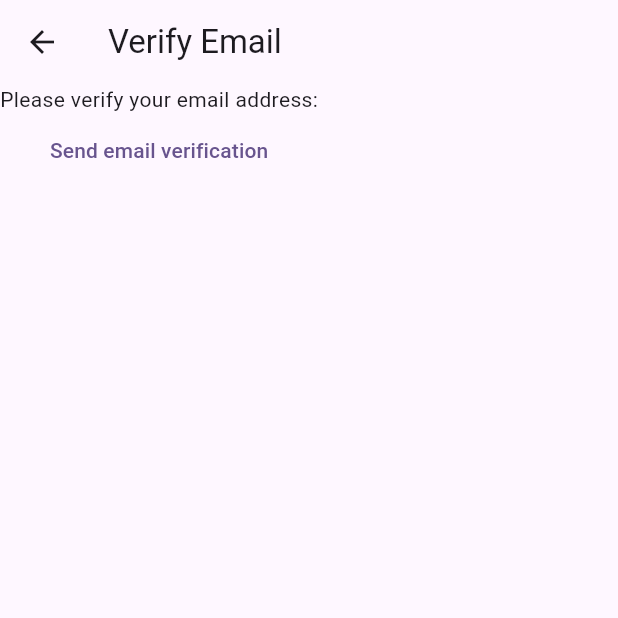
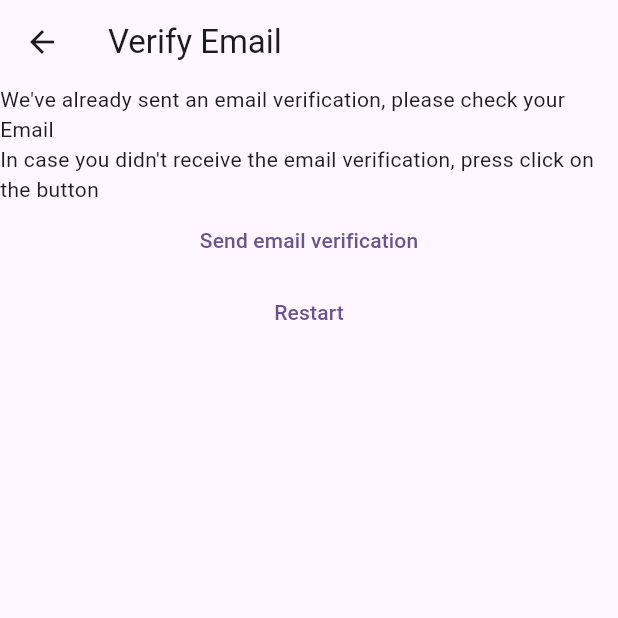
Before and after one commit to ssalma2002/MyNotes, a Flutter app: the VerifyEmail screen opened directly, on a phone screen of 412 x 824 dp, the top half of it. Run offline on Flutter 3.47's test engine with Material 2 defaults, Android fonts, the phone set to English and light mode, and no system bars; our stand-ins replace firebase_auth, firebase_core; accounts and stored records are empty.

Commit message:
Error handling in register view + Next screen after registration

```diff
--- a/lib/constants/routes.dart
+++ b/lib/constants/routes.dart
@@ -1,3 +1,4 @@
 const loginRoute ='/login/';
 const registerRoute ='/register/';
 const notesRoute ='/notes/';
+const emailVerifyRoute ='/email-verify/';
--- a/lib/main.dart
+++ b/lib/main.dart
@@ -22,6 +22,7 @@ void main() {
       '/login/':(context)=> const LoginView(),
       '/register/':(context)=> const RegisterView(),
       '/notes/':(context)=> const NotesView(),
+      '/email-verify/':(context)=> const VerifyEmail(),
     },
   ),);
 }
--- a/lib/views/RegisterView.dart
+++ b/lib/views/RegisterView.dart
@@ -1,10 +1,8 @@
 import 'package:firebase_auth/firebase_auth.dart';
-import 'package:firebase_core/firebase_core.dart';
 import 'package:flutter/material.dart';
 import 'package:untitled/constants/routes.dart';
 import 'dart:developer'as devtools show log;
-
-import '../firebase_options.dart';
+import '../utilities/show_error_dialog.dart';
 
 class RegisterView extends StatefulWidget {
   const RegisterView({super.key});
@@ -63,9 +61,27 @@ class _RegisterViewState extends State<RegisterView> {
                 TextButton(onPressed: ()async{
                   try{final email=_email.text;
                   final password=_password.text;
-                  final userCredential =await FirebaseAuth.instance.createUserWithEmailAndPassword(email: email, password: password);
-                  devtools.log(userCredential.toString());} catch(e)
-                  {}
+                  await FirebaseAuth.instance.createUserWithEmailAndPassword(email: email, password: password);
+                  final user = FirebaseAuth.instance.currentUser;
+                  await user?.sendEmailVerification();
+                  Navigator.of(context).pushNamed(emailVerifyRoute);
+                  }
+                  on FirebaseAuthException catch (e) {
+                    devtools.log(e.code.toString());
+
+                    if (e.code == 'weak-password') {
+                      await showErrorDialog( context,  'Weak password',);
+                    }
+                    else if(e.code == 'email-already-in-use')
+                    {await showErrorDialog( context,  'Already Registered',);}
+                  else if(e.code =='invalid-email')
+                    {await showErrorDialog( context,  'Invalid email');}
+                    else {
+                      await showErrorDialog( context,  e.code);
+                    }
+                  } catch(e) {
+                    await showErrorDialog( context,  e.toString());
+                  }
                 },child: const Text('Register'),),
                 TextButton(onPressed: (){
                   Navigator.of(context).pushNamedAndRemoveUntil(loginRoute, (route) => false);
--- a/lib/views/Verify_Email.dart
+++ b/lib/views/Verify_Email.dart
@@ -1,6 +1,7 @@
 import 'package:firebase_auth/firebase_auth.dart';
 import 'package:flutter/cupertino.dart';
 import 'package:flutter/material.dart';
+import 'package:untitled/constants/routes.dart';
 
 class VerifyEmail extends StatefulWidget {
   const VerifyEmail({super.key});
@@ -16,11 +17,17 @@ class _VerifyEmailState extends State<VerifyEmail> {
       appBar: AppBar(title: const Text('Verify Email',),),
       body: Column(
         children: [
-          const Text('Please verify your email address:'),
+          const Text("We've already sent an email verification, please check your Email"),
+          const Text("In case you didn't receive the email verification, press click on the button"),
           TextButton(onPressed: ()async{
             final user = FirebaseAuth.instance.currentUser;
             await user?.sendEmailVerification();
-          }, child: const Text('Send email verification'),)
+          }, child: const Text('Send email verification'),),
+          TextButton(onPressed: () async {
+            await FirebaseAuth.instance.signOut();
+            Navigator.of(context).pushNamedAndRemoveUntil(registerRoute, (route) => false,
+            );
+          }, child: const Text("Restart"))
         ],
       ),
     );
```
